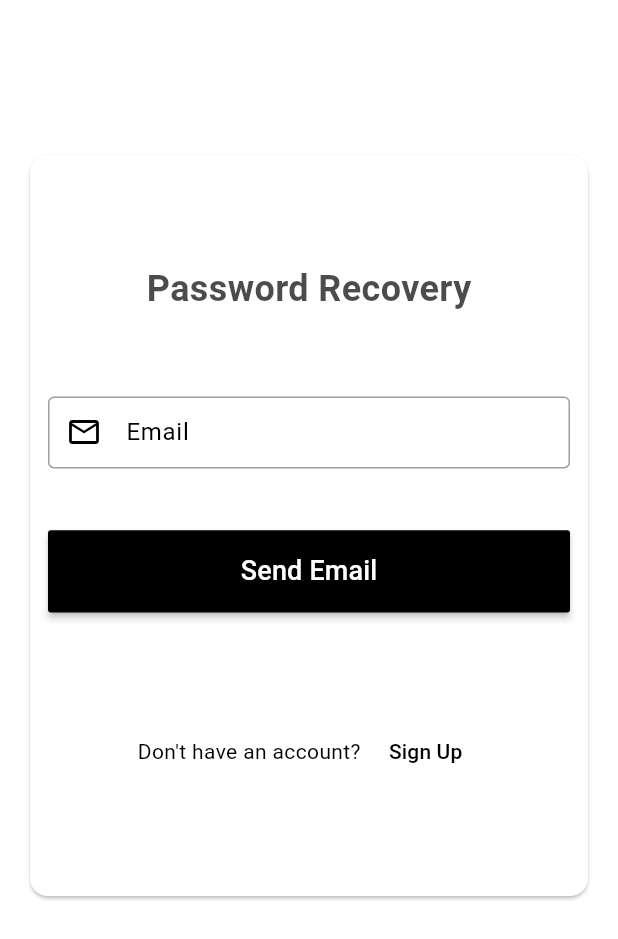
After one commit to jisan66/chat_app, a Flutter app: the screen it shows after launch, after a tap on "Forgot Password", on a phone screen of 412 x 824 dp. The commit adds this screen. Shown: the top 939 px of the screen. Run offline on Flutter 3.47's test engine with Material 3 defaults, Android fonts, the phone set to English and light mode, and no system bars; our stand-ins replace cloud_firestore, firebase_auth, firebase_core, shared_preferences; accounts and stored records are empty.

Commit message:
sign in and forgot password added

```diff
--- a/lib/main.dart
+++ b/lib/main.dart
@@ -27,6 +27,7 @@ class MyApp extends StatelessWidget {
       debugShowCheckedModeBanner: false,
       title: 'Flutter Demo',
       theme: ThemeData(
+        useMaterial3: true,
           colorScheme: const ColorScheme.light(primary: Colors.black)
       ),
       home: const SignInScreen(),
--- /dev/null
+++ b/lib/pages/forgot_password_screen.dart
@@ -0,0 +1,151 @@
+import 'package:chat_app/pages/signin_screen.dart';
+import 'package:chat_app/pages/signup_screen.dart';
+import 'package:cloud_firestore/cloud_firestore.dart';
+import 'package:firebase_auth/firebase_auth.dart';
+import 'package:flutter/material.dart';
+
+class ForgotPasswordScreen extends StatefulWidget {
+  const ForgotPasswordScreen({super.key});
+
+  @override
+  State<ForgotPasswordScreen> createState() => _ForgotPasswordScreenState();
+}
+
+class _ForgotPasswordScreenState extends State<ForgotPasswordScreen> {
+
+  TextEditingController emailController = TextEditingController();
+  final formKey = GlobalKey<FormState>();
+  String emailCheck = "";
+
+  resetPassword() async{
+    try{
+      FirebaseAuth.instance.sendPasswordResetEmail(email: emailCheck);
+      ScaffoldMessenger.of(context).showSnackBar(const SnackBar(content: Text("Password email has been sent")));
+      Navigator.pushAndRemoveUntil(context, MaterialPageRoute(builder: (context)=> const SignInScreen()), (route) => false);
+    } on FirebaseAuthException catch (e){
+      if(e.code =='user-not-found'){
+        ScaffoldMessenger.of(context).showSnackBar(const SnackBar(content: Text("No user found for that email")));
+      }
+    }
+  }
+
+  @override
+  Widget build(BuildContext context) {
+    Size size = MediaQuery.of(context).size;
+    return SafeArea(
+      child: Scaffold(
+        body: SingleChildScrollView(
+          child: Column(
+            children: [
+              SizedBox(
+                height: size.height / 8,
+              ),
+              Container(
+                height: size.height * .6,
+                child: Card(
+                  margin: EdgeInsets.symmetric(horizontal: 20),
+                  child: Padding(
+                    padding: const EdgeInsets.symmetric(
+                        horizontal: 12.0, vertical: 16),
+                    child: Form(
+                      key: formKey,
+                      child: Column(
+                        mainAxisAlignment: MainAxisAlignment.center,
+                        children: [
+                          Text(
+                            "Password Recovery",
+                            style: TextStyle(
+                                fontSize: 24,
+                                fontWeight: FontWeight.w600,
+                                color: Colors.black.withOpacity(.7)),
+                          ),
+                          SizedBox(
+                            height: size.height / 15,
+                          ),
+                          TextFormField(
+                              onChanged: (value) {
+                                emailCheck = value;
+                                setState(() {});
+                              },
+                              controller: emailController,
+                              keyboardType: TextInputType.emailAddress,
+                              decoration: const InputDecoration(
+                                border: OutlineInputBorder(
+                                    borderSide: BorderSide(color: Colors.grey)),
+                                enabledBorder: OutlineInputBorder(
+                                    borderSide: BorderSide(color: Colors.grey)),
+                                focusedBorder: OutlineInputBorder(
+                                    borderSide: BorderSide(
+                                        color: Colors.black, width: 1)),
+                                filled: false,
+                                contentPadding:
+                                EdgeInsets.symmetric(vertical: 10),
+                                hintText: "Email",
+                                prefixIcon:  Icon(
+                                    Icons.email_outlined,
+                                    color: Colors.black,
+                                  ),
+                              ),
+                              validator: (String? emailText) {
+                                if (emailText?.isEmpty ?? true) {
+                                  return "Enter email address";
+                                } else if (emailText!.contains("@") == false) {
+                                  return "Enter a valid address";
+                                }
+                                return null;
+                              }),
+                          SizedBox(
+                            height: size.height / 20,
+                          ),
+                          SizedBox(
+                            height: size.height / 15,
+                            width: double.infinity,
+                            child: MaterialButton(
+                              color: Colors.black,
+                              onPressed: () {
+                                if (formKey.currentState!.validate()) {
+                                  emailCheck = emailController.text;
+                                  resetPassword();
+                                }
+                              },
+                              child: const Text(
+                                "Send Email",
+                                style: TextStyle(
+                                    color: Colors.white, fontSize: 18),
+                              ),
+                            ),
+                          ),
+                          SizedBox(
+                            height: size.height / 12,
+                          ),
+                          Row(
+                            mainAxisAlignment: MainAxisAlignment.center,
+                            children: [
+                              const Text("Don't have an account?"),
+                              SizedBox(
+                                width: size.width / 60,
+                              ),
+                              TextButton(
+                                  onPressed: () {
+                                    Navigator.push(
+                                        context,
+                                        MaterialPageRoute(
+                                            builder: (context) =>
+                                            const SignUpScreen()));
+                                  },
+                                  child: const Text("Sign Up")),
+                            ],
+                          ),
+                        ],
+                      ),
+                    ),
+                  ),
+                ),
+              ),
+            ],
+          ),
+        ),
+      ),
+    );
+  }
+}
--- a/lib/pages/signin_screen.dart
+++ b/lib/pages/signin_screen.dart
@@ -1,6 +1,12 @@
+import 'package:chat_app/modal/userInfo_modal.dart';
+import 'package:chat_app/pages/forgot_password_screen.dart';
+import 'package:chat_app/pages/home_screen.dart';
 import 'package:chat_app/pages/signup_screen.dart';
+import 'package:chat_app/service/fireStore_database.dart';
+import 'package:chat_app/service/local_database.dart';
+import 'package:cloud_firestore/cloud_firestore.dart';
+import 'package:firebase_auth/firebase_auth.dart';
 import 'package:flutter/material.dart';
-import 'package:flutter/cupertino.dart';
 
 class SignInScreen extends StatefulWidget {
   const SignInScreen({super.key});
@@ -10,20 +16,54 @@ class SignInScreen extends StatefulWidget {
 }
 
 class _SignInScreenState extends State<SignInScreen> {
+  String email = "";
+  String name = "";
+  String userName = "";
+  String photo = "";
+  String id = "";
   bool? check1 = false;
   bool hidePass = true;
   bool isLoading = false;
   TextEditingController emailController = TextEditingController();
   TextEditingController passwordController = TextEditingController();
+  final formKey = GlobalKey<FormState>();
 
   String? emailCheck;
   String? passwordCheck;
 
-  bool isButtonEnable() {
-    bool check = (emailCheck?.isNotEmpty ?? false) &&
-        (passwordCheck?.isNotEmpty ?? false);
+  // bool isButtonEnable() {
+  //   bool check = (emailCheck?.isNotEmpty ?? false) &&
+  //       (passwordCheck?.isNotEmpty ?? false);
+  //   return check;
+  // }
 
-    return check;
+  userLogin() async {
+    try {
+      await FirebaseAuth.instance.signInWithEmailAndPassword(
+          email: emailCheck!, password: passwordCheck!);
+      QuerySnapshot querySnapshot = await FireStoreDatabase().getUserInfoByEmail(emailCheck!);
+      name = "${querySnapshot.docs.first['name']}";
+      userName = "${querySnapshot.docs.first['username']}";
+      photo = "${querySnapshot.docs.first['photo']}";
+      id = "${querySnapshot.docs.first['id']}";
+
+      UserInfoModal userInfoModal = UserInfoModal(name: name, username: userName,photo: photo, id: id );
+
+      await SharedPreferenceStorage.saveUserInfo(userInfoModal);
+
+      Navigator.pushAndRemoveUntil(
+          context,
+          MaterialPageRoute(builder: (context) => const HomeScreen()),
+          (route) => false);
+    } on FirebaseAuthException catch (e) {
+      if (e.code == 'user-not-found') {
+        ScaffoldMessenger.of(context).showSnackBar(
+            const SnackBar(content: Text("No user found for that email!")));
+      } else if (e.code == 'wrong-password') {
+        ScaffoldMessenger.of(context)
+            .showSnackBar(const SnackBar(content: Text("Password Incorrect")));
+      }
+    }
   }
 
   @override
@@ -34,13 +74,18 @@ class _SignInScreenState extends State<SignInScreen> {
         body: SingleChildScrollView(
           child: Column(
             children: [
-              SizedBox(height: size.height/8,),
+              SizedBox(
+                height: size.height / 8,
+              ),
               Container(
-                height: size.height*.6,
+                height: size.height * .65,
                 child: Card(
                   margin: EdgeInsets.symmetric(horizontal: 20),
                   child: Padding(
-                    padding: const EdgeInsets.symmetric(horizontal: 12.0, vertical: 16),
+                    padding: const EdgeInsets.symmetric(
+                        horizontal: 12.0, vertical: 16),
+                    child: Form(
+                      key: formKey,
                       child: Column(
                         mainAxisAlignment: MainAxisAlignment.center,
                         children: [
@@ -67,10 +112,11 @@ class _SignInScreenState extends State<SignInScreen> {
                                 enabledBorder: const OutlineInputBorder(
                                     borderSide: BorderSide(color: Colors.grey)),
                                 focusedBorder: const OutlineInputBorder(
-                                  borderSide:
-                                      BorderSide(color: Colors.black, width: 1)),
+                                    borderSide: BorderSide(
+                                        color: Colors.black, width: 1)),
                                 filled: false,
-                              contentPadding: const EdgeInsets.symmetric(vertical: 10),
+                                contentPadding:
+                                    const EdgeInsets.symmetric(vertical: 10),
                                 hintText: "Email",
                                 prefixIcon: IconButton(
                                   icon: const Icon(
@@ -105,9 +151,10 @@ class _SignInScreenState extends State<SignInScreen> {
                                 enabledBorder: const OutlineInputBorder(
                                     borderSide: BorderSide(color: Colors.grey)),
                                 focusedBorder: const OutlineInputBorder(
-                                  borderSide:
-                                      BorderSide(color: Colors.black, width: 1)),
-                              contentPadding: const EdgeInsets.symmetric(vertical: 10),
+                                    borderSide: BorderSide(
+                                        color: Colors.black, width: 1)),
+                                contentPadding:
+                                    const EdgeInsets.symmetric(vertical: 10),
                                 hintText: "Password",
                                 prefixIcon: IconButton(
                                   icon: const Icon(
@@ -139,30 +186,58 @@ class _SignInScreenState extends State<SignInScreen> {
                                 }
                                 return null;
                               }),
-                        SizedBox(
-                          height: size.height / 12,
+                          Align(
+                            alignment: Alignment.centerRight,
+                            child: TextButton(
+                                onPressed: (){
+                              Navigator.push(context, MaterialPageRoute(builder: (context)=>const ForgotPasswordScreen()));
+                            }, child: const Text("Forgot Password")),
                           ),
                           SizedBox(
-                          height: size.height/15,
+                            height: size.height / 20,
+                          ),
+                          SizedBox(
+                            height: size.height / 15,
                             width: double.infinity,
                             child: MaterialButton(
                               color: Colors.black,
-                            onPressed: () {  },
-                            child: const Text("Sign in", style: TextStyle(color: Colors.white,fontSize: 18),),
+                              onPressed: () {
+                                if (formKey.currentState!.validate()) {
+                                  emailCheck = emailController.text;
+                                  passwordCheck = passwordController.text;
+                                  userLogin();
+                                }
+                              },
+                              child: const Text(
+                                "Sign in",
+                                style: TextStyle(
+                                    color: Colors.white, fontSize: 18),
                               ),
                             ),
-                        SizedBox(height: size.height/12,),
+                          ),
+                          SizedBox(
+                            height: size.height / 20,
+                          ),
                           Row(
                             mainAxisAlignment: MainAxisAlignment.center,
                             children: [
                               const Text("Don't have an account?"),
-                            SizedBox(width: size.width/60,),
-                            TextButton(onPressed: (){
-                              Navigator.push(context,MaterialPageRoute(builder: (context)=>SignUpScreen()));
-                            }, child: Text("Sign Up")),
+                              SizedBox(
+                                width: size.width / 60,
+                              ),
+                              TextButton(
+                                  onPressed: () {
+                                    Navigator.push(
+                                        context,
+                                        MaterialPageRoute(
+                                            builder: (context) =>
+                                                const SignUpScreen()));
+                                  },
+                                  child: const Text("Sign Up")),
                             ],
                           ),
                         ],
+                      ),
                     ),
                   ),
                 ),
```
Also changed, not shown: lib/service/fireStore_database.dart (+15 -3 lines). Lines whose indentation alone changed are shown as unchanged.
